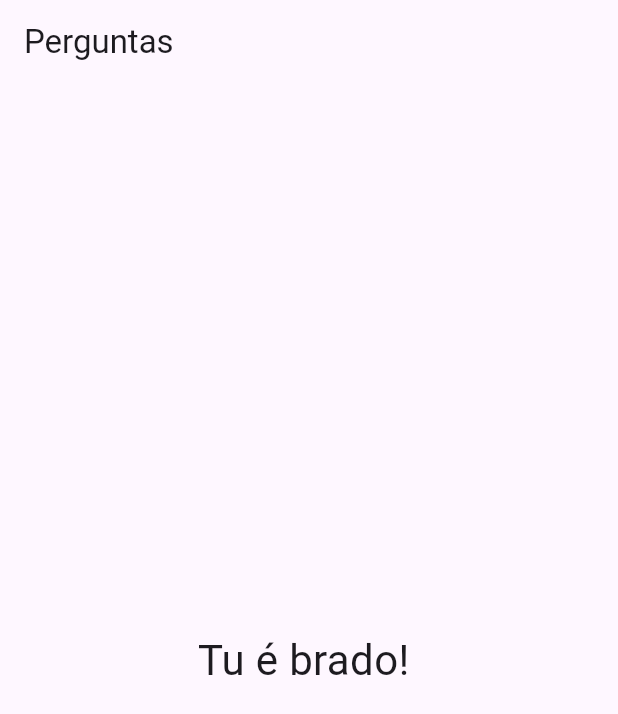
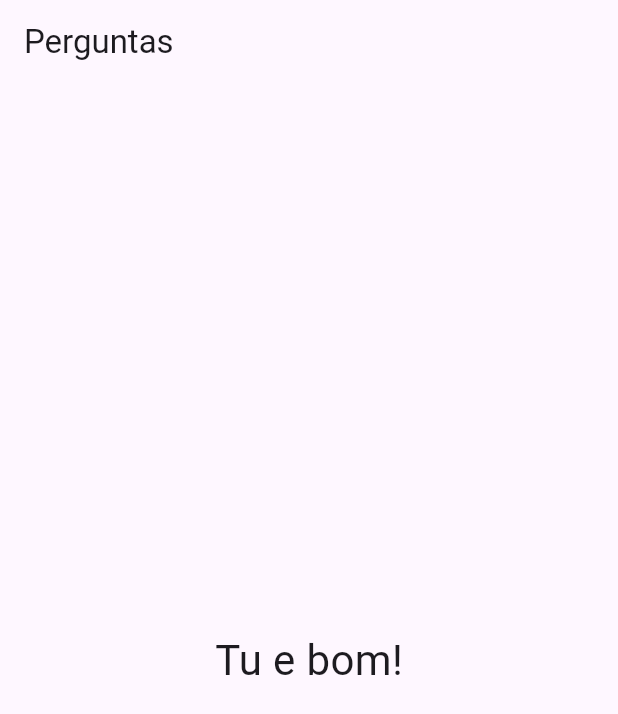
Before and after one commit to DanielSiilva/quiz-in-flutter-app, a Flutter app: the screen it shows after launch, after a tap on "Preto", after a tap on "Dart", on a phone screen of 412 x 824 dp. Shown: the top 714 px of the screen. Run offline on Flutter 3.47's test engine with Material 3 defaults, Android fonts, the phone set to English and light mode, and no system bars.

```diff
--- a/quiz_app/lib/resultado.dart
+++ b/quiz_app/lib/resultado.dart
@@ -6,12 +6,15 @@ class Resultado extends StatelessWidget {
   Resultado(this.pontuacao);
 
   String get frasePontuacao {
-    if (pontuacao < 8) {
-      return 'Parabens';
-    } else if (pontuacao < 12) {
-      return 'Voce é bom!';
-    } else {
-      return 'Tu é brado! ';
+    switch (pontuacao) {
+      case < 9:
+        return ('Tu é mais ou menos');
+      case >= 12:
+        return ('Tu e bom!');
+      case >= 19:
+        return ('Brabo demais.');
+      default:
+        return ('Bradinho');
     }
   }
 
```
